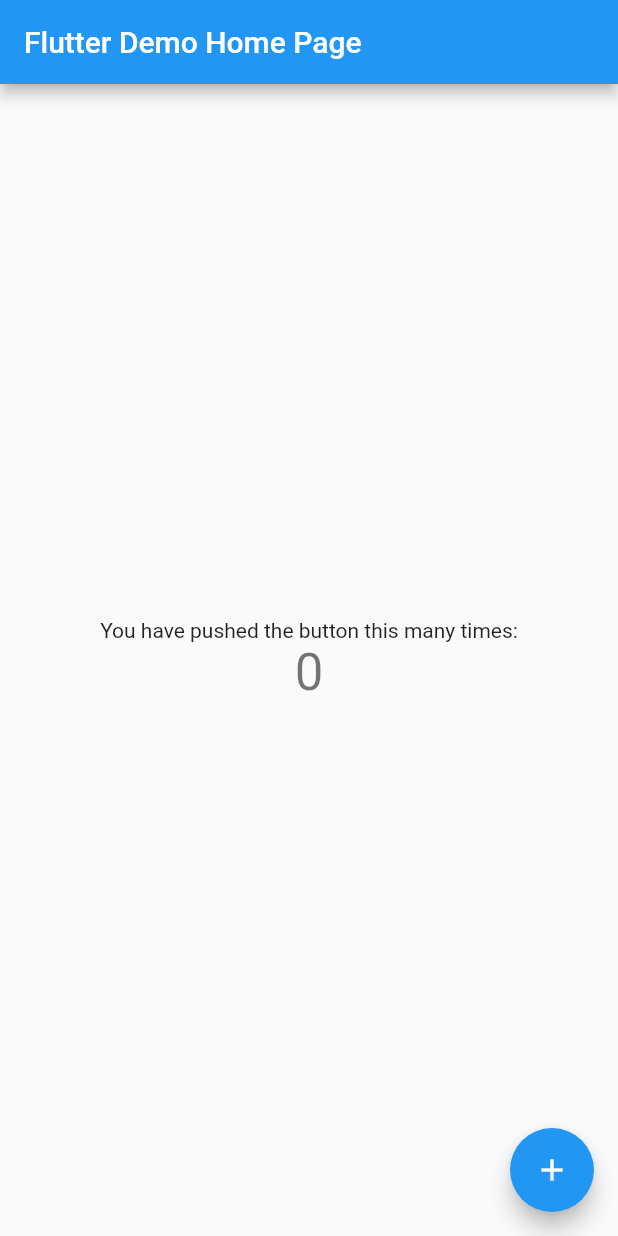
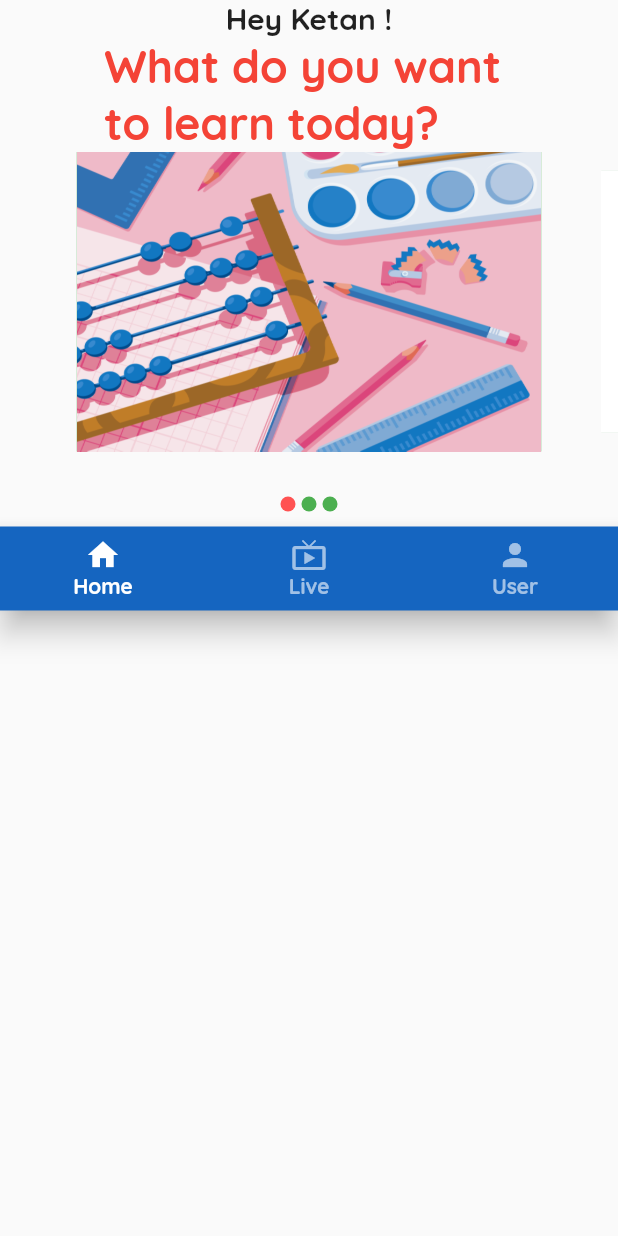
Before and after one commit to ketan-glitch/edu_app, a Flutter app: the screen it shows after launch, on a phone screen of 412 x 824 dp. Run offline on Flutter 3.47's test engine with Material 2 defaults, Android fonts, the phone set to English and light mode, and no system bars; drawn by our look-alikes of carousel_slider.

Commit message:
NavBar, Carousal

```diff
--- a/lib/main.dart
+++ b/lib/main.dart
@@ -1,117 +1,16 @@
+import 'package:edu_app/pages/home.dart';
 import 'package:flutter/material.dart';
 
 void main() {
-  runApp(MyApp());
-}
-
-class MyApp extends StatelessWidget {
-  // This widget is the root of your application.
-  @override
-  Widget build(BuildContext context) {
-    return MaterialApp(
+  runApp(
+      MaterialApp(
         title: 'Flutter Demo',
         theme: ThemeData(
-        // This is the theme of your application.
-        //
-        // Try running your application with "flutter run". You'll see the
-        // application has a blue toolbar. Then, without quitting the app, try
-        // changing the primarySwatch below to Colors.green and then invoke
-        // "hot reload" (press "r" in the console where you ran "flutter run",
-        // or simply save your changes to "hot reload" in a Flutter IDE).
-        // Notice that the counter didn't reset back to zero; the application
-        // is not restarted.
           primarySwatch: Colors.blue,
-        // This makes the visual density adapt to the platform that you run
-        // the app on. For desktop platforms, the controls will be smaller and
-        // closer together (more dense) than on mobile platforms.
           visualDensity: VisualDensity.adaptivePlatformDensity,
+          fontFamily: 'QuickSand'
         ),
-      home: MyHomePage(title: 'Flutter Demo Home Page'),
+        home: Home(),
+      )
   );
 }
-}
-
-class MyHomePage extends StatefulWidget {
-  MyHomePage({Key key, this.title}) : super(key: key);
-
-  // This widget is the home page of your application. It is stateful, meaning
-  // that it has a State object (defined below) that contains fields that affect
-  // how it looks.
-
-  // This class is the configuration for the state. It holds the values (in this
-  // case the title) provided by the parent (in this case the App widget) and
-  // used by the build method of the State. Fields in a Widget subclass are
-  // always marked "final".
-
-  final String title;
-
-  @override
-  _MyHomePageState createState() => _MyHomePageState();
-}
-
-class _MyHomePageState extends State<MyHomePage> {
-  int _counter = 0;
-
-  void _incrementCounter() {
-    setState(() {
-      // This call to setState tells the Flutter framework that something has
-      // changed in this State, which causes it to rerun the build method below
-      // so that the display can reflect the updated values. If we changed
-      // _counter without calling setState(), then the build method would not be
-      // called again, and so nothing would appear to happen.
-      _counter++;
-    });
-  }
-
-  @override
-  Widget build(BuildContext context) {
-    // This method is rerun every time setState is called, for instance as done
-    // by the _incrementCounter method above.
-    //
-    // The Flutter framework has been optimized to make rerunning build methods
-    // fast, so that you can just rebuild anything that needs updating rather
-    // than having to individually change instances of widgets.
-    return Scaffold(
-      appBar: AppBar(
-        // Here we take the value from the MyHomePage object that was created by
-        // the App.build method, and use it to set our appbar title.
-        title: Text(widget.title),
-      ),
-      body: Center(
-        // Center is a layout widget. It takes a single child and positions it
-        // in the middle of the parent.
-        child: Column(
-          // Column is also a layout widget. It takes a list of children and
-          // arranges them vertically. By default, it sizes itself to fit its
-          // children horizontally, and tries to be as tall as its parent.
-          //
-          // Invoke "debug painting" (press "p" in the console, choose the
-          // "Toggle Debug Paint" action from the Flutter Inspector in Android
-          // Studio, or the "Toggle Debug Paint" command in Visual Studio Code)
-          // to see the wireframe for each widget.
-          //
-          // Column has various properties to control how it sizes itself and
-          // how it positions its children. Here we use mainAxisAlignment to
-          // center the children vertically; the main axis here is the vertical
-          // axis because Columns are vertical (the cross axis would be
-          // horizontal).
-          mainAxisAlignment: MainAxisAlignment.center,
-          children: <Widget>[
-            Text(
-              'You have pushed the button this many times:',
-            ),
-            Text(
-              '$_counter',
-              style: Theme.of(context).textTheme.headline4,
-            ),
-          ],
-        ),
-      ),
-      floatingActionButton: FloatingActionButton(
-        onPressed: _incrementCounter,
-        tooltip: 'Increment',
-        child: Icon(Icons.add),
-      ), // This trailing comma makes auto-formatting nicer for build methods.
-    );
-  }
-}
--- /dev/null
+++ b/lib/pages/home.dart
@@ -0,0 +1,82 @@
+import 'package:edu_app/widgets/carousel.dart';
+import 'package:flutter/material.dart';
+
+class Home extends StatefulWidget {
+  @override
+  _HomeState createState() => _HomeState();
+}
+
+class _HomeState extends State<Home> {
+
+  @override
+  Widget build(BuildContext context) {
+    return SafeArea(
+      child: Scaffold(
+        body: Column(
+          children: <Widget>[
+            Container(
+              child: SingleChildScrollView(
+                child: Column(
+                  children: <Widget>[
+                    Text('Hey Ketan !',
+                      style: TextStyle(
+                        fontSize: 20,
+                      ),
+                    ),
+                    Text(
+                      'What do you want \nto learn today?',
+                      style: TextStyle(
+                        fontSize: 30,
+                        color: Colors.red,
+                        fontWeight: FontWeight.bold,
+                      ),
+                    ),
+                    Carousel(),
+                  ],
+                ),
+              ),
+            ),
+            BottomNavBar(),
+          ],
+        ),
+      ),
+    );
+  }
+}
+
+class BottomNavBar extends StatelessWidget {
+  const BottomNavBar({
+    Key key,
+  }) : super(key: key);
+
+  @override
+  Widget build(BuildContext context) {
+    return Container(
+        child: BottomNavigationBar(
+          type: BottomNavigationBarType.fixed,
+          backgroundColor: Colors.blue[800],
+          selectedItemColor: Colors.white,
+          unselectedItemColor: Colors.white.withOpacity(.60),
+          selectedFontSize: 14,
+          unselectedFontSize: 14,
+          onTap: (value) {
+
+          },
+          items: [
+            BottomNavigationBarItem(
+              label: 'Home',
+              icon: Icon(Icons.home),
+            ),
+            BottomNavigationBarItem(
+              label: 'Live',
+              icon: Icon(Icons.live_tv),
+            ),
+            BottomNavigationBarItem(
+              label: 'User',
+              icon: Icon(Icons.person),
+            ),
+          ],
+        ),
+      );
+  }
+}
--- /dev/null
+++ b/lib/widgets/carousel.dart
@@ -0,0 +1,92 @@
+import 'package:flutter/foundation.dart';
+import 'package:flutter/material.dart';
+import 'package:carousel_slider/carousel_slider.dart';
+
+class Carousel extends StatefulWidget {
+  const Carousel({
+    Key key,
+  }) : super(key: key);
+
+  @override
+  _CarouselState createState() => _CarouselState();
+}
+
+class _CarouselState extends State<Carousel> {
+
+  int _current = 0;
+  List imgList=[
+    'assets/images/mathbg.png',
+    'assets/images/englishbg.jpg',
+    'assets/images/sciencebg.jpg',
+  ];
+
+  List<T> map<T>(List list, Function handler) {
+    List<T> result = [];
+    for (var i = 0; i < list.length; i++) {
+      result.add(handler(i, list[i]));
+    }
+    return result;
+  }
+
+  @override
+  Widget build(BuildContext context) {
+    return Container(
+      child: Column(
+        mainAxisAlignment: MainAxisAlignment.center,
+        crossAxisAlignment: CrossAxisAlignment.center,
+        children: <Widget>[
+          CarouselSlider(
+            height: 200,
+            initialPage: 0,
+            enlargeCenterPage: true,
+            reverse: false,
+            // autoPlay: true,
+            enableInfiniteScroll: false,
+            onPageChanged: (index) {
+              setState(() {
+                _current = index;
+              });
+            },
+            items: imgList.map((imgUrl){
+              return Builder(
+                builder: (BuildContext context){
+                  return Stack(
+                    children: [
+                      Card(),
+                      Container(
+                        width: MediaQuery.of(context).size.width,
+                        margin: EdgeInsets.symmetric(horizontal: 10),
+                        decoration: BoxDecoration(
+                          color: Colors.green,
+                        ),
+                        child: Image.asset(
+                          imgUrl,
+                          fit: BoxFit.fill,
+                        ),
+                      )
+                    ],
+                  );
+                },
+              );
+            }).toList(),
+          ),
+          SizedBox(height: 20,),
+          Row(
+            mainAxisAlignment: MainAxisAlignment.center,
+            children: map<Widget>(imgList, (index, url) {
+              return Container(
+                width: 10.0,
+                height: 10.0,
+                margin: EdgeInsets.symmetric(vertical: 10.0, horizontal: 2.0),
+                decoration: BoxDecoration(
+                  shape: BoxShape.circle,
+                  color: _current == index ? Colors.redAccent : Colors.green,
+                ),
+              );
+            }),
+          ),
+        ],
+      ),
+    );
+  }
+}
```
Also changed, not shown: pubspec.yaml (+15 -10 lines), assets/fonts/Quicksand-Bold.ttf (added), assets/fonts/Quicksand-Light.ttf (added), assets/fonts/Quicksand-Medium.ttf (added), assets/fonts/Quicksand-Regular.ttf (added), assets/fonts/Quicksand-SemiBold.ttf (added), assets/fonts/Quicksand-VariableFont_wght.ttf (added), assets/images/englishbg.jpg (added), assets/images/mathbg.png (added), assets/images/sciencebg.jpg (added), pubspec.lock, 1 other file. Lines whose indentation alone changed are shown as unchanged.
